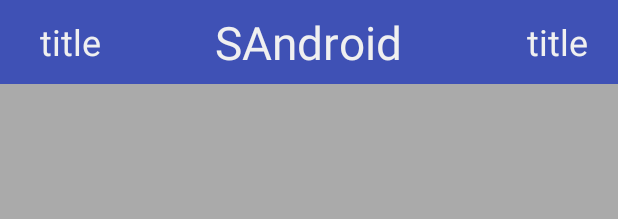
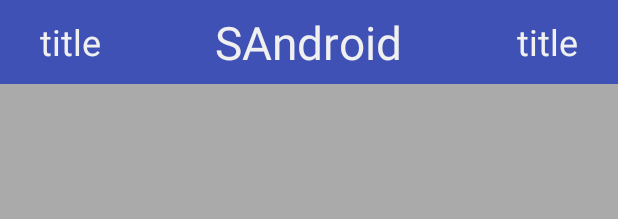
Before and after one commit to githubchilopoda/SAndroid, an Android app: the layout base_title_bar.xml on its own in the app's theme, with its tools: preview values and no code run, on a phone screen of 412 x 824 dp. Shown: the top 219 px of the screen. Run offline under Robolectric (Android 15) with nearby library versions, the phone set to English and light mode, and no system bars; plain views replace AutoRelativeLayout.

Commit message:
update titlebar design
update titlebar design

```diff
--- a/app/src/main/res/layout/base_title_bar.xml
+++ b/app/src/main/res/layout/base_title_bar.xml
@@ -25,7 +25,7 @@
             <ImageView
                 android:id="@+id/iv_title_left"
                 android:layout_width="wrap_content"
-                android:layout_height="wrap_content"
+                android:layout_height="match_parent"
                 android:layout_alignParentLeft="true"
                 android:layout_centerVertical="true"
                 android:scaleType="centerCrop" />
@@ -54,7 +54,7 @@
             <ImageView
                 android:id="@+id/iv_title_right"
                 android:layout_width="wrap_content"
-                android:layout_height="wrap_content"
+                android:layout_height="match_parent"
                 android:layout_alignParentRight="true"
                 android:layout_centerVertical="true"
                 android:scaleType="centerCrop" />
@@ -63,7 +63,7 @@
                 android:id="@+id/tv_title_right"
                 android:layout_width="wrap_content"
                 android:layout_height="match_parent"
-                android:layout_marginLeft="10px"
+                android:layout_marginRight="10px"
                 android:layout_toLeftOf="@+id/iv_title_right"
                 android:gravity="center_vertical"
                 android:textColor="@color/white_text_color"
```
Also changed, not shown: app/src/main/java/com/ss/sandroid/MBaseActivity.java (+17 -10 lines), app/src/main/java/com/ss/sandroid/MainActivity.java (+8 -1 lines).
